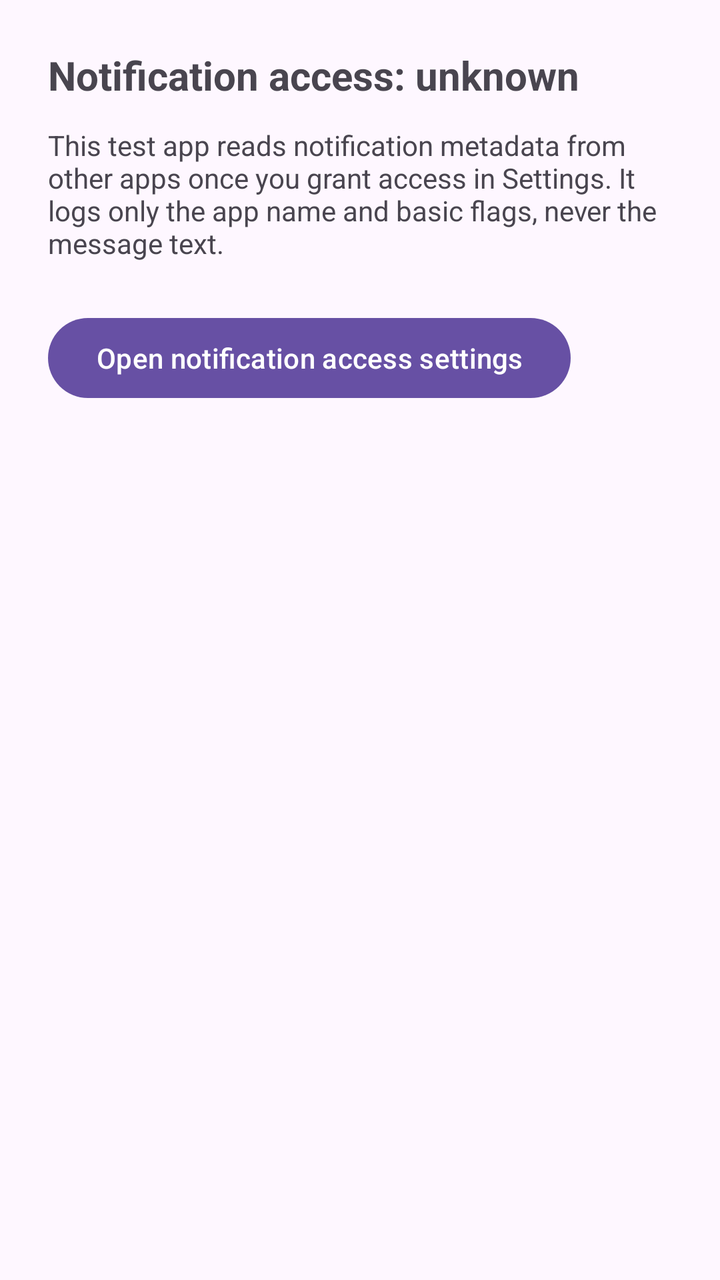
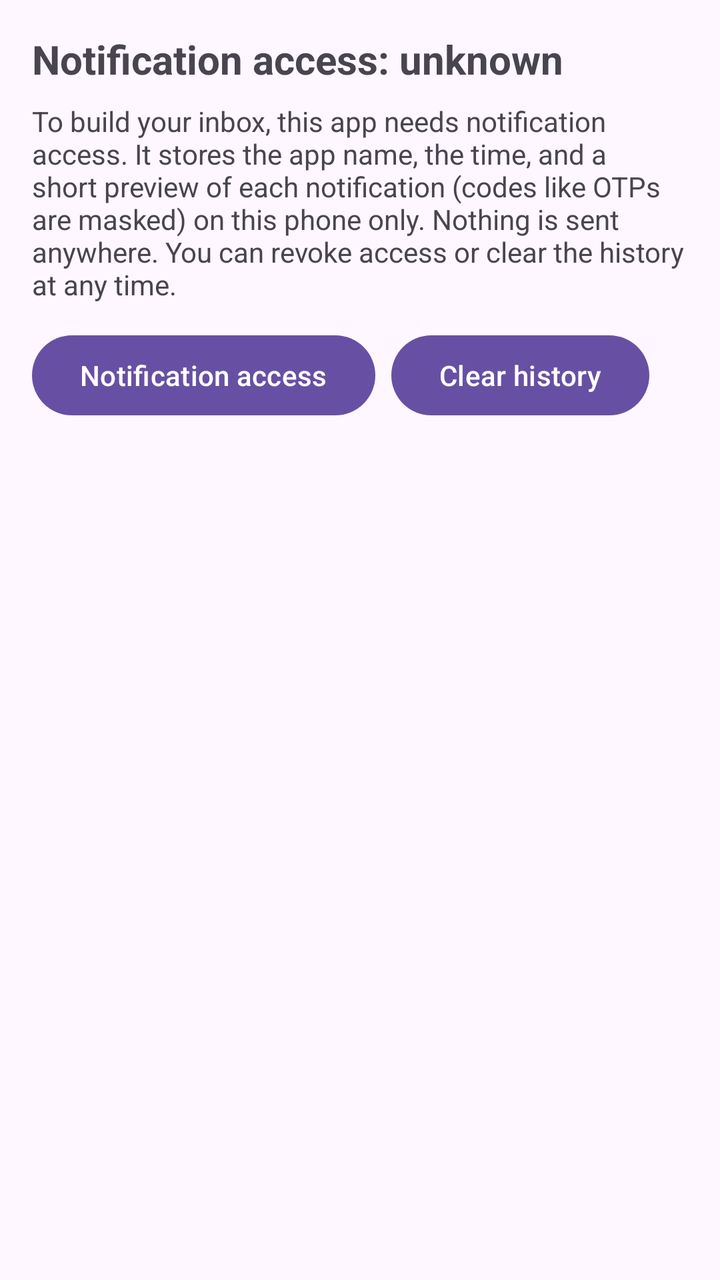

Screens rendered from an Android XML layout before and after an edit, with the pre-edit source and the edit as a unified diff.
<!-- AndroidManifest.xml: application theme Theme.Notifmanager -->
<!-- res/layout/activity_main.xml -->
<?xml version="1.0" encoding="utf-8"?>
<LinearLayout xmlns:android="http://schemas.android.com/apk/res/android"
    android:layout_width="match_parent"
    android:layout_height="match_parent"
    android:orientation="vertical"
    android:fitsSystemWindows="true"
    android:padding="24dp">

    <TextView
        android:id="@+id/statusText"
        android:layout_width="wrap_content"
        android:layout_height="wrap_content"
        android:text="Notification access: unknown"
        android:textSize="20sp"
        android:textStyle="bold" />

    <TextView
        android:layout_width="wrap_content"
        android:layout_height="wrap_content"
        android:layout_marginTop="12dp"
        android:text="This test app reads notification metadata from other apps once you grant access in Settings. It logs only the app name and basic flags, never the message text." />

    <Button
        android:id="@+id/openSettingsButton"
        android:layout_width="wrap_content"
        android:layout_height="wrap_content"
        android:layout_marginTop="24dp"
        android:text="Open notification access settings" />

</LinearLayout>
<!-- resources referenced by this layout -->
<resources>
  <style name="Theme.Notifmanager" parent="Base.Theme.Notifmanager" />
  <style name="Base.Theme.Notifmanager" parent="Theme.Material3.DayNight.NoActionBar">
          
          
      </style>
</resources>

<!-- the commit's change to res/layout/activity_main.xml (unified diff, before → after) -->
@@ -4,7 +4,7 @@
     android:layout_height="match_parent"
     android:orientation="vertical"
     android:fitsSystemWindows="true"
-    android:padding="24dp">
+    android:padding="16dp">
 
     <TextView
         android:id="@+id/statusText"
@@ -15,16 +15,45 @@
         android:textStyle="bold" />
 
     <TextView
+        android:id="@+id/disclosureText"
         android:layout_width="wrap_content"
         android:layout_height="wrap_content"
+        android:layout_marginTop="8dp"
+        android:text="To build your inbox, this app needs notification access. It stores the app name, the time, and a short preview of each notification (codes like OTPs are masked) on this phone only. Nothing is sent anywhere. You can revoke access or clear the history at any time." />
+
+    <LinearLayout
+        android:layout_width="match_parent"
+        android:layout_height="wrap_content"
         android:layout_marginTop="12dp"
-        android:text="This test app reads notification metadata from other apps once you grant access in Settings. It logs only the app name and basic flags, never the message text." />
+        android:orientation="horizontal">
 
-    <Button
-        android:id="@+id/openSettingsButton"
+        <Button
+            android:id="@+id/openSettingsButton"
+            android:layout_width="wrap_content"
+            android:layout_height="wrap_content"
+            android:text="Notification access" />
+
+        <Button
+            android:id="@+id/clearHistoryButton"
+            android:layout_width="wrap_content"
+            android:layout_height="wrap_content"
+            android:layout_marginStart="8dp"
+            android:text="Clear history" />
+    </LinearLayout>
+
+    <TextView
+        android:id="@+id/emptyText"
         android:layout_width="wrap_content"
         android:layout_height="wrap_content"
         android:layout_marginTop="24dp"
-        android:text="Open notification access settings" />
+        android:text="No notifications stored yet. New ones will appear here."
+        android:visibility="gone" />
+
+    <androidx.recyclerview.widget.RecyclerView
+        android:id="@+id/recyclerView"
+        android:layout_width="match_parent"
+        android:layout_height="0dp"
+        android:layout_marginTop="12dp"
+        android:layout_weight="1" />
 
 </LinearLayout>
